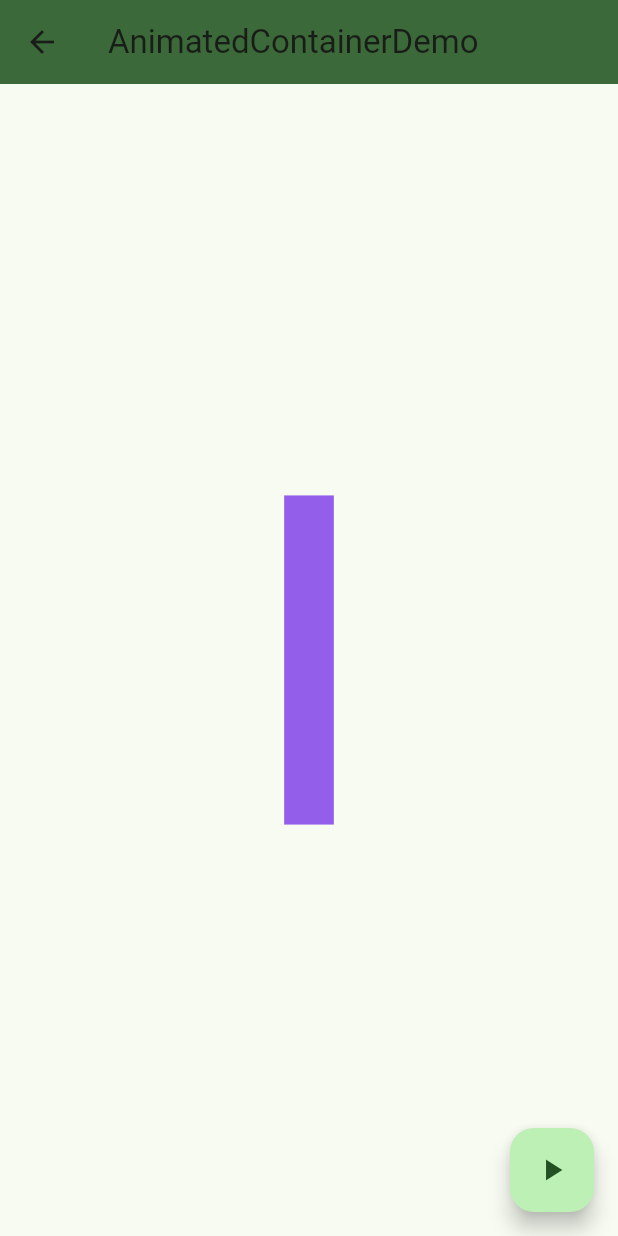
After one commit to conghaonet/flutter_demo, a Flutter app: the AnimatedContainerDemoPage screen opened by its route, after a tap on the "play arrow" icon, on a phone screen of 412 x 824 dp. The commit adds this screen. Run offline on Flutter 3.47's test engine with Material 2 defaults, Android fonts, the light colour scheme and no system bars; our stand-ins replace go_router, scroll_to_index.

Commit message:
add animated_container_demo_page.dart

```diff
--- a/lib/src/app_router.dart
+++ b/lib/src/app_router.dart
@@ -1,5 +1,6 @@
 import 'package:flutter/material.dart';
 import 'package:flutter_demo/src/home_page.dart';
+import 'package:flutter_demo/src/page/animated_container_demo_page.dart';
 import 'package:flutter_demo/src/page/clip_demo_page.dart';
 import 'package:flutter_demo/src/page/floating_touch_page.dart';
 import 'package:flutter_demo/src/page/future_builder_page.dart';
@@ -66,6 +67,11 @@ class AppRouter {
             path: ClipDemoPage.pagePathName,
             builder: (BuildContext context, GoRouterState state) => const ClipDemoPage(),
           ),
+          GoRoute(
+            path: AnimatedContainerDemoPage.pagePathName,
+            builder: (BuildContext context, GoRouterState state) => const AnimatedContainerDemoPage(),
+          ),
+
         ],
       ),
     ],
--- a/lib/src/home_page.dart
+++ b/lib/src/home_page.dart
@@ -1,4 +1,5 @@
 import 'package:flutter/material.dart';
+import 'package:flutter_demo/src/page/animated_container_demo_page.dart';
 import 'package:flutter_demo/src/page/clip_demo_page.dart';
 import 'package:flutter_demo/src/page/floating_touch_page.dart';
 import 'package:flutter_demo/src/page/future_builder_page.dart';
@@ -54,6 +55,8 @@ class HomePage extends StatelessWidget {
     "防止FutureBuilder重复请求数据": "/${FutureBuilderPage.pagePathName}",
     "Flutter化单例InheritedWidget": "/${InheritedWidgetDemoPage.pagePathName}",
     "多种圆角实现": "/${ClipDemoPage.pagePathName}",
+    "AnimatedContainer": "/${AnimatedContainerDemoPage.pagePathName}",
+
   };
   /// get_it, mobx, provider, flutter_bloc
 
--- /dev/null
+++ b/lib/src/page/animated_container_demo_page.dart
@@ -0,0 +1,54 @@
+import 'package:flutter/material.dart';
+import 'dart:math' as math;
+
+class AnimatedContainerDemoPage extends StatefulWidget {
+  static const pagePathName = 'animated_container_demo';
+  const AnimatedContainerDemoPage({Key? key}) : super(key: key);
+
+  @override
+  State<AnimatedContainerDemoPage> createState() => _AnimatedContainerDemoPageState();
+}
+
+class _AnimatedContainerDemoPageState extends State<AnimatedContainerDemoPage> {
+  Color _color = Colors.blue;
+  double _width = 100;
+  double _height = 100;
+
+  @override
+  void initState() {
+    super.initState();
+  }
+  @override
+  Widget build(BuildContext context) {
+    return Scaffold(
+      appBar: AppBar(title: const Text('AnimatedContainerDemo'),),
+      floatingActionButton: FloatingActionButton(
+        child: const Icon(Icons.play_arrow),
+        onPressed: () {
+          setState(() {
+            final random = math.Random();
+            _width = random.nextDouble() * 300;
+            _height = random.nextDouble() * 300;
+
+            _color = Color.fromARGB(
+              255,
+              random.nextInt(256), /// Random().nextInt(256); // Value is >= 0 and < 256.
+              random.nextInt(256),
+              random.nextInt(256),
+            );
+          });
+        },
+      ),
+      body: Center(
+        child: AnimatedContainer(
+          width: _width,
+          height: _height,
+          color: _color,
+          duration: const Duration(seconds: 1),
+          curve: Curves.fastOutSlowIn,
+        ),
+      ),
+    );
+  }
+
+}
```
